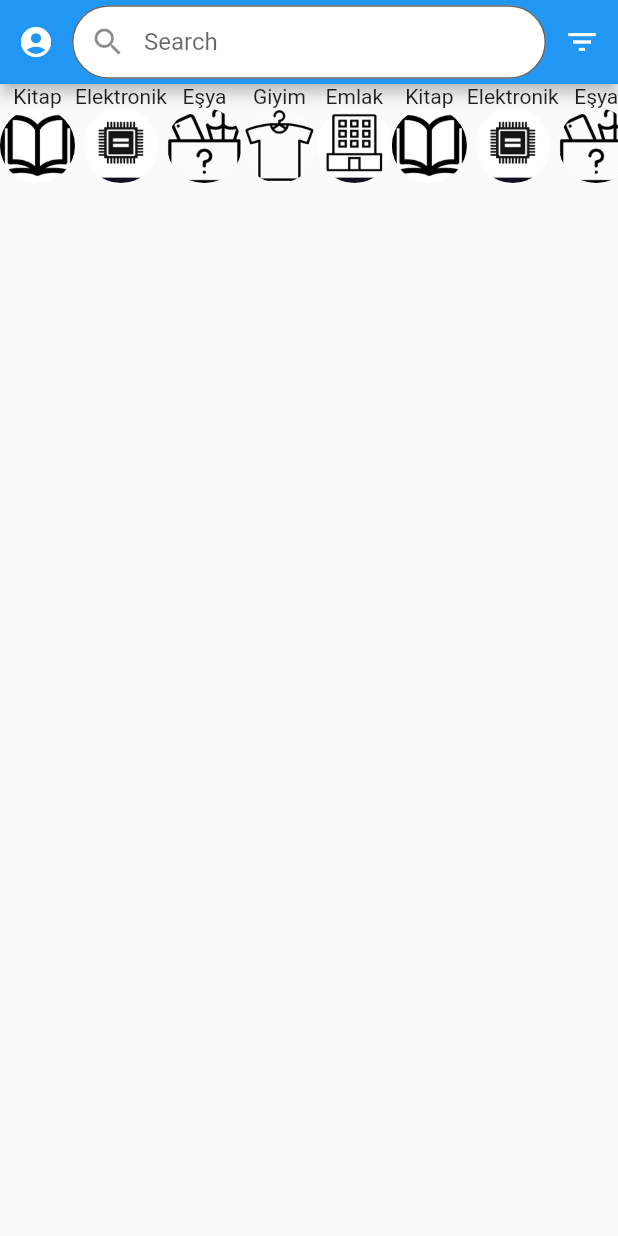
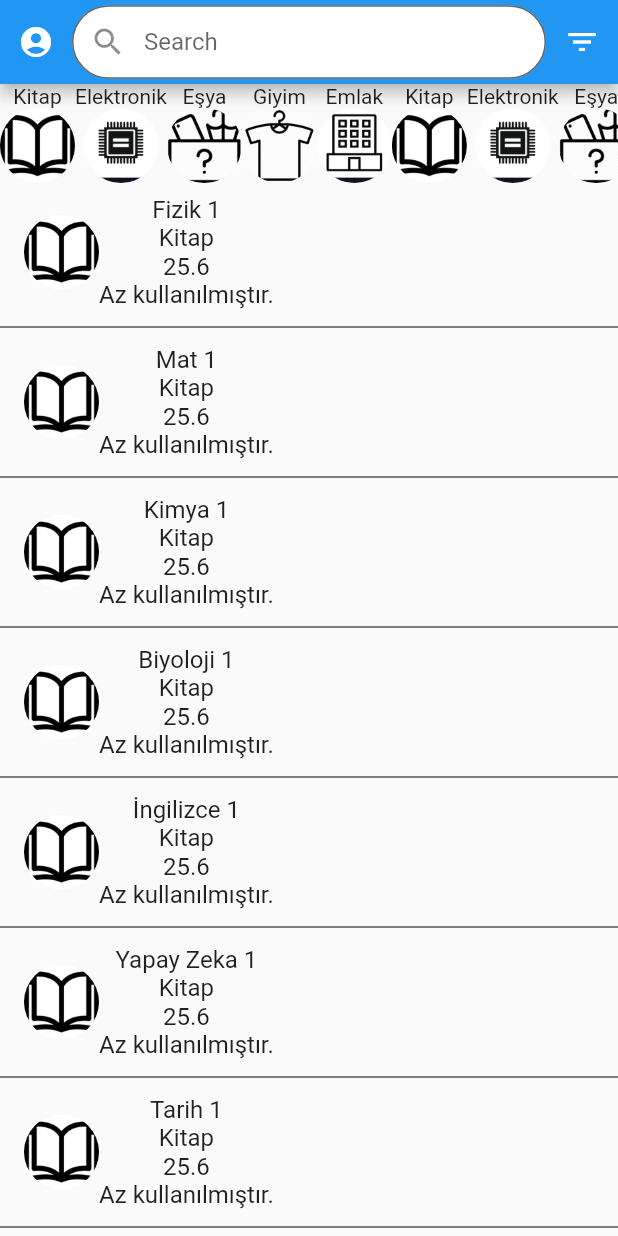
Before and after one commit to burhanelgun/kampusell-mobile, a Flutter app: the screen it shows after launch, on a phone screen of 412 x 824 dp. Run offline on Flutter 3.47's test engine with Material 2 defaults, Android fonts, the phone set to English and light mode, and no system bars.

Commit message:
Implement Product ListView

```diff
--- a/lib/model/product.dart
+++ b/lib/model/product.dart
@@ -1,11 +1,192 @@
 import 'package:kampusell/model/student.dart';
+
+import 'category.dart';
 
 class Product{
   String id;
   String name;
   String description;
   double price;
+  List<String> photoPaths;
   Student owner;
-  Product(this.id,this.name,this.description,this.price,this.owner);
+  Category category;
+  Product(this.id,this.name,this.description,this.price,this.photoPaths,this.owner,this.category);
 
+
+  static List<Product> fetchAll() {
+    List<String> photoPaths = new List();
+    photoPaths.add("assets/images/kitap.png");
+    return [
+      Product(
+          '1',
+          'Fizik 1',
+          'Az kullanılmıştır.',
+          25.6,
+          photoPaths,
+          new Student(
+              1,
+              "burhanelgun",
+              "burhan",
+              "elgun",
+              "belgun@gtu.edu.tr",
+              "123456789",
+              new List<Product>()),
+          new Category(
+              '1', 'Kitap', 'assets/images/kitap.png', new List<Product>())
+      ),
+      Product(
+          '2',
+          'Mat 1',
+          'Az kullanılmıştır.',
+          25.6,
+          photoPaths,
+          new Student(
+              1,
+              "burhanelgun",
+              "burhan",
+              "elgun",
+              "belgun@gtu.edu.tr",
+              "123456789",
+              new List<Product>()),
+          new Category(
+              '1', 'Kitap', 'assets/images/kitap.png', new List<Product>())
+      ),
+      Product(
+          '3',
+          'Kimya 1',
+          'Az kullanılmıştır.',
+          25.6,
+          photoPaths,
+          new Student(
+              1,
+              "burhanelgun",
+              "burhan",
+              "elgun",
+              "belgun@gtu.edu.tr",
+              "123456789",
+              new List<Product>()),
+          new Category(
+              '1', 'Kitap', 'assets/images/kitap.png', new List<Product>())
+      ),
+      Product(
+          '4',
+          'Biyoloji 1',
+          'Az kullanılmıştır.',
+          25.6,
+          photoPaths,
+          new Student(
+              1,
+              "burhanelgun",
+              "burhan",
+              "elgun",
+              "belgun@gtu.edu.tr",
+              "123456789",
+              new List<Product>()),
+          new Category(
+              '1', 'Kitap', 'assets/images/kitap.png', new List<Product>())
+      ),
+      Product(
+          '5',
+          'İngilizce 1',
+          'Az kullanılmıştır.',
+          25.6,
+          photoPaths,
+          new Student(
+              1,
+              "burhanelgun",
+              "burhan",
+              "elgun",
+              "belgun@gtu.edu.tr",
+              "123456789",
+              new List<Product>()),
+          new Category(
+              '1', 'Kitap', 'assets/images/kitap.png', new List<Product>())
+      ),
+      Product(
+          '6',
+          'Yapay Zeka 1',
+          'Az kullanılmıştır.',
+          25.6,
+          photoPaths,
+          new Student(
+              1,
+              "burhanelgun",
+              "burhan",
+              "elgun",
+              "belgun@gtu.edu.tr",
+              "123456789",
+              new List<Product>()),
+          new Category(
+              '1', 'Kitap', 'assets/images/kitap.png', new List<Product>())
+      ),
+      Product(
+          '7',
+          'Tarih 1',
+          'Az kullanılmıştır.',
+          25.6,
+          photoPaths,
+          new Student(
+              1,
+              "burhanelgun",
+              "burhan",
+              "elgun",
+              "belgun@gtu.edu.tr",
+              "123456789",
+              new List<Product>()),
+          new Category(
+              '1', 'Kitap', 'assets/images/kitap.png', new List<Product>())
+      ),
+      Product(
+          '8',
+          'Rusça 1',
+          'Az kullanılmıştır.',
+          25.6,
+          photoPaths,
+          new Student(
+              1,
+              "burhanelgun",
+              "burhan",
+              "elgun",
+              "belgun@gtu.edu.tr",
+              "123456789",
+              new List<Product>()),
+          new Category(
+              '1', 'Kitap', 'assets/images/kitap.png', new List<Product>())
+      ),
+      Product(
+          '9',
+          'Geometri 1',
+          'Az kullanılmıştır.',
+          25.6,
+          photoPaths,
+          new Student(
+              1,
+              "burhanelgun",
+              "burhan",
+              "elgun",
+              "belgun@gtu.edu.tr",
+              "123456789",
+              new List<Product>()),
+          new Category(
+              '1', 'Kitap', 'assets/images/kitap.png', new List<Product>())
+      ),
+      Product(
+          '10',
+          'Coğrafya 1',
+          'Az kullanılmıştır.',
+          25.6,
+          photoPaths,
+          new Student(
+              1,
+              "burhanelgun",
+              "burhan",
+              "elgun",
+              "belgun@gtu.edu.tr",
+              "123456789",
+              new List<Product>()),
+          new Category(
+              '1', 'Kitap', 'assets/images/kitap.png', new List<Product>())
+      )
+    ];
+  }
 }
--- a/lib/screens/dashboard/dashboard.dart
+++ b/lib/screens/dashboard/dashboard.dart
@@ -5,6 +5,7 @@ import 'package:flutter/cupertino.dart';
 import 'package:flutter/material.dart';
 import 'package:kampusell/screens/dashboard/app-bar-content.dart';
 import 'package:kampusell/screens/dashboard/categories-list.dart';
+import 'package:kampusell/screens/dashboard/products-list.dart';
 
 class CustomAppBar extends StatelessWidget{
   @override
@@ -19,6 +20,7 @@ class CustomAppBar extends StatelessWidget{
         crossAxisAlignment: CrossAxisAlignment.stretch,
         children: <Widget>[
           CategoriesList(),
+          ProductsList()
         ],
       ),
 
--- /dev/null
+++ b/lib/screens/dashboard/product-item.dart
@@ -0,0 +1,46 @@
+import 'package:flutter/cupertino.dart';
+import 'package:kampusell/model/category.dart';
+import 'package:kampusell/model/product.dart';
+
+class ProductItem extends StatelessWidget{
+
+  Product product;
+
+  ProductItem(this.product);
+
+  @override
+  Widget build(BuildContext context) {
+    return Row(
+      children: <Widget>[
+        new Container(
+            width: 50.0,
+            height: 50.0,
+            decoration: new BoxDecoration(
+                shape: BoxShape.circle,
+                image: new DecorationImage(
+                    fit: BoxFit.fill,
+                    image: new AssetImage(
+                        product.photoPaths[0])
+                )
+            )
+        ),
+        Column(
+          children: <Widget>[
+            new Text(product.name,
+                textScaleFactor: 1.0),
+            new Text(product.category.name,
+                textScaleFactor: 1.0),
+            new Text(product.price.toString(),
+                textScaleFactor: 1.0),
+            new Text(product.description,
+                textScaleFactor: 1.0),
+
+          ],
+        )
+
+
+      ],
+    );
+  }
+
+}
--- /dev/null
+++ b/lib/screens/dashboard/products-list.dart
@@ -0,0 +1,32 @@
+
+import 'package:flutter/cupertino.dart';
+import 'package:kampusell/model/category.dart';
+import 'package:flutter/material.dart';
+import 'package:kampusell/model/product.dart';
+import 'package:kampusell/screens/dashboard/product-item.dart';
+
+import 'category-item.dart';
+
+class ProductsList extends StatelessWidget{
+  @override
+  Widget build(BuildContext context) {
+    final List<Product> categories = Product.fetchAll();
+    return Expanded(
+        child:ListView.separated(
+          itemCount: categories.length,
+          itemBuilder: (context, index) {
+            return ListTile(
+              title:ProductItem(categories[index]),
+            );
+          },
+          separatorBuilder: (context, index) {
+            return Divider(
+              color: Colors.black,
+            );
+          },
+        )
+    );
+
+  }
+
+}
```
